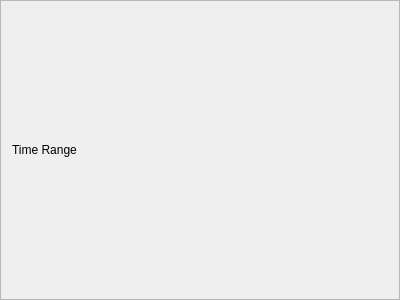
The window that NewGeneUI/NewGene/Widgets/CreateOutput/SelectVariables/timerangebox.ui (daniel347x/newgene) describes before a commit, drawn with Qt 5.
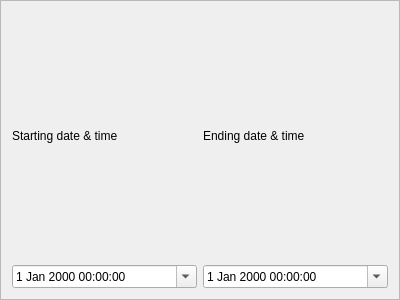
The same window after the commit.

Commit message: Date/time range edit box & popups are positioned within the user interface.

```diff
--- a/NewGeneUI/NewGene/Widgets/CreateOutput/SelectVariables/timerangebox.ui
+++ b/NewGeneUI/NewGene/Widgets/CreateOutput/SelectVariables/timerangebox.ui
@@ -21,11 +21,44 @@
   </property>
   <layout class="QHBoxLayout" name="horizontalLayout">
    <item>
-    <widget class="QLabel" name="label">
-     <property name="text">
-      <string>Time Range</string>
-     </property>
-    </widget>
+    <layout class="QVBoxLayout" name="verticalLayout">
+     <item>
+      <layout class="QHBoxLayout" name="horizontalLayout_3">
+       <item>
+        <widget class="QLabel" name="label_2">
+         <property name="text">
+          <string>Starting date &amp; time</string>
+         </property>
+        </widget>
+       </item>
+       <item>
+        <widget class="QLabel" name="label">
+         <property name="text">
+          <string>Ending date &amp; time</string>
+         </property>
+        </widget>
+       </item>
+      </layout>
+     </item>
+     <item>
+      <layout class="QHBoxLayout" name="horizontalLayout_2">
+       <item>
+        <widget class="QDateTimeEdit" name="dateTimeEdit_2">
+         <property name="calendarPopup">
+          <bool>true</bool>
+         </property>
+        </widget>
+       </item>
+       <item>
+        <widget class="QDateTimeEdit" name="dateTimeEdit">
+         <property name="calendarPopup">
+          <bool>true</bool>
+         </property>
+        </widget>
+       </item>
+      </layout>
+     </item>
+    </layout>
    </item>
   </layout>
  </widget>
```
